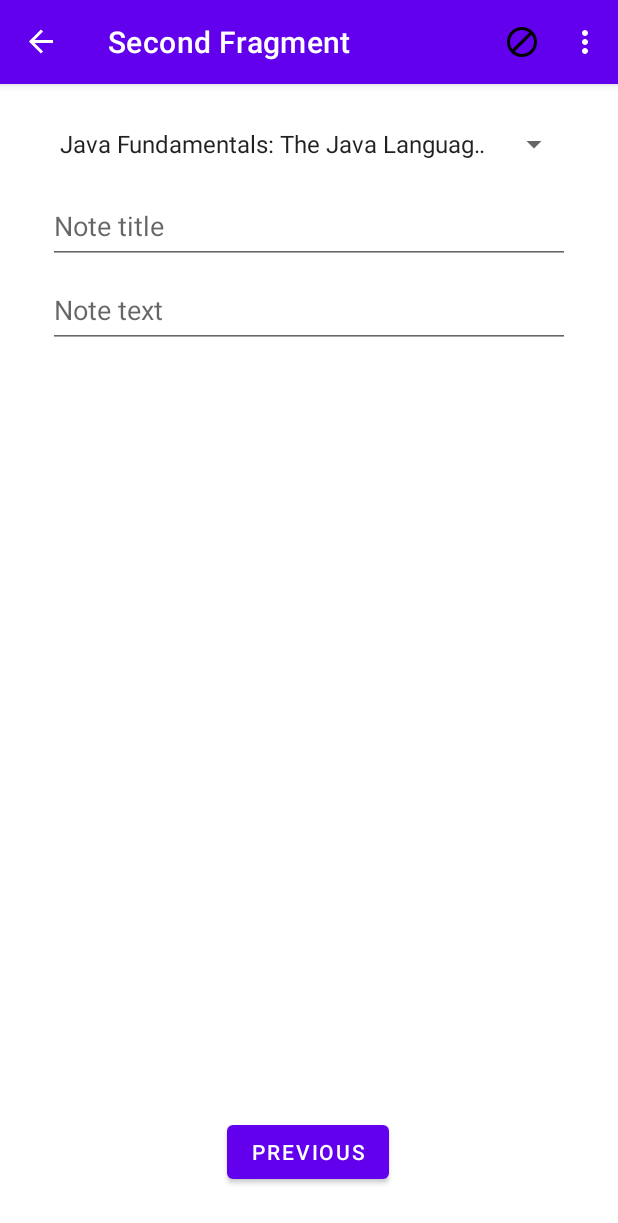
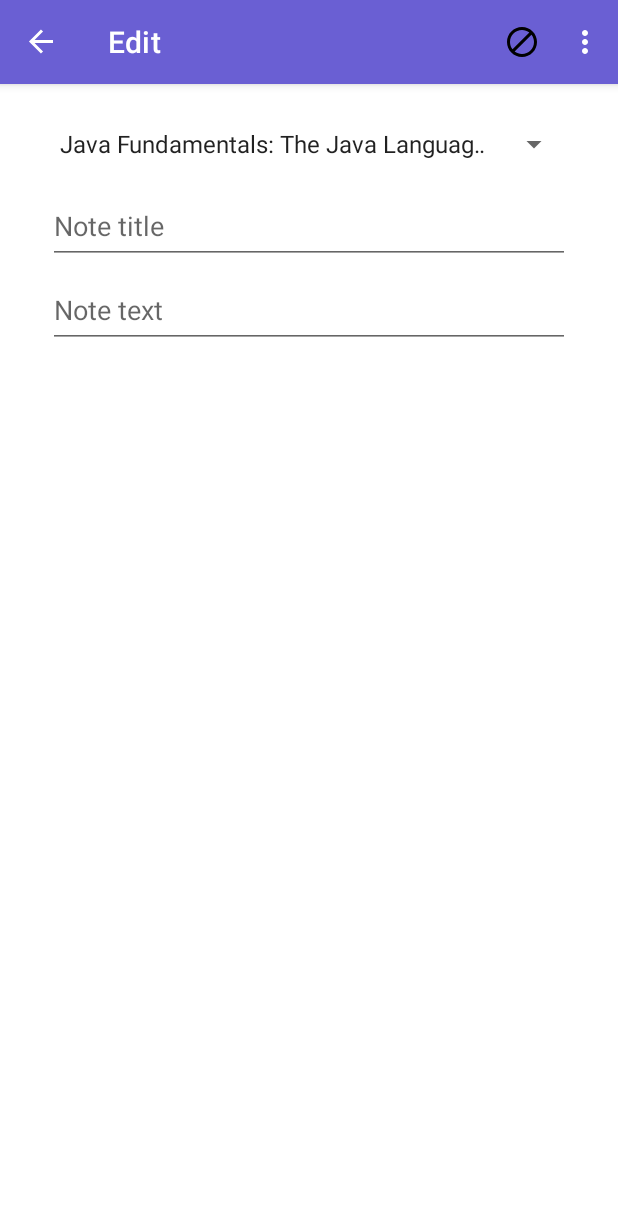
Before and after one commit to funcerebri/note-keeper-android, an Android app: the SecondFragment screen opened through its navigation route, on a phone screen of 412 x 824 dp. Shown: the top 1223 px of the screen. Run offline under Robolectric (Android 15) with nearby library versions, the phone set to English and light mode, and no system bars; our stand-ins replace navigation-ui; 1 statement that could not run was skipped.

```diff
--- a/app/src/main/java/com/example/notekeeper/FirstFragment.kt
+++ b/app/src/main/java/com/example/notekeeper/FirstFragment.kt
@@ -34,7 +34,6 @@ class FirstFragment : Fragment() {
         binding.fab.setOnClickListener {
             findNavController().navigate(R.id.action_FirstFragment_to_SecondFragment)
         }
-        val ctx = requireContext()
         binding.listItems.layoutManager = LinearLayoutManager(context)
         binding.listItems.adapter = NoteRecycleAdapter(requireContext(), DataManager.notes)
 
@@ -48,7 +47,7 @@ class FirstFragment : Fragment() {
 
     override fun onResume() {
         super.onResume()
-        //(binding.listNotes.adapter as ArrayAdapter<NoteInfo>).notifyDataSetChanged()
+        binding.listItems.adapter?.notifyDataSetChanged()
     }
 
     override fun onDestroyView() {
--- a/app/src/main/java/com/example/notekeeper/NoteRecycleAdapter.kt
+++ b/app/src/main/java/com/example/notekeeper/NoteRecycleAdapter.kt
@@ -1,10 +1,12 @@
 package com.example.notekeeper
 
 import android.content.Context
+import android.os.Bundle
 import android.view.LayoutInflater
 import android.view.View
 import android.view.ViewGroup
 import android.widget.TextView
+import androidx.navigation.Navigation.findNavController
 import androidx.recyclerview.widget.RecyclerView
 
 class NoteRecycleAdapter(private val context: Context, private val notes: List<NoteInfo>) :
@@ -12,9 +14,18 @@ class NoteRecycleAdapter(private val context: Context, private val notes: List<N
 
     private val layoutInflater = LayoutInflater.from(context)
 
-    class ViewHolder(itemView: View) : RecyclerView.ViewHolder(itemView){
+    inner class ViewHolder(itemView: View) : RecyclerView.ViewHolder(itemView){
         val textCourse = itemView?.findViewById<TextView?>(R.id.textCourse)
         val textTitle = itemView?.findViewById<TextView?>(R.id.textTitle)
+
+        var notePosition = 0
+        init {
+            itemView?.setOnClickListener{
+                val bundle = Bundle()
+                bundle.putInt(NOTE_POSITION, notePosition)
+                findNavController(itemView).navigate(R.id.action_FirstFragment_to_SecondFragment, bundle)
+            }
+        }
     }
 
     override fun onCreateViewHolder(parent: ViewGroup, viewType: Int): ViewHolder {
@@ -24,9 +35,9 @@ class NoteRecycleAdapter(private val context: Context, private val notes: List<N
 
     override fun onBindViewHolder(holder: ViewHolder, position: Int) {
         val note = notes[position]
-
         holder.textCourse?.text = note.course?.title
         holder.textTitle?.text = note.title
+        holder.notePosition = position
     }
 
     override fun getItemCount() = notes.size
--- a/app/src/main/java/com/example/notekeeper/SecondFragment.kt
+++ b/app/src/main/java/com/example/notekeeper/SecondFragment.kt
@@ -23,18 +23,6 @@ class SecondFragment : Fragment() {
     override fun onCreate(savedInstanceState: Bundle?) {
         super.onCreate(savedInstanceState)
         setHasOptionsMenu(true)
-
-        setFragmentResultListener("SELECT_ITEM") { requestKey, bundle ->
-            // We use a String here, but any type that can be put in a Bundle is supported
-            notePosition = savedInstanceState?.getInt(NOTE_POSITION, POSITION_NOT_SET) ?:
-                            bundle.getInt(NOTE_POSITION)
-
-            if(notePosition != POSITION_NOT_SET)
-                displayNote()
-        }
-
-        if(notePosition == POSITION_NOT_SET)
-            notePosition = DataManager.notes.lastIndex
     }
 
     override fun onCreateView(
@@ -50,6 +38,15 @@ class SecondFragment : Fragment() {
             DataManager.courses.values.toList())
         adapterCourses.setDropDownViewResource(android.R.layout.simple_spinner_dropdown_item)
         binding.spinnerCourse.adapter = adapterCourses
+
+        notePosition = savedInstanceState?.getInt(NOTE_POSITION, POSITION_NOT_SET) ?:
+                arguments?.getInt(NOTE_POSITION, POSITION_NOT_SET)!!
+
+        if(notePosition != POSITION_NOT_SET)
+            displayNote()
+
+        if(notePosition == POSITION_NOT_SET)
+            notePosition = DataManager.notes.lastIndex
 
         return binding.root
     }
@@ -115,14 +112,6 @@ class SecondFragment : Fragment() {
         note.course = binding.spinnerCourse.selectedItem as CourseInfo
     }
 
-    override fun onViewCreated(view: View, savedInstanceState: Bundle?) {
-        super.onViewCreated(view, savedInstanceState)
-
-        binding.buttonSecond.setOnClickListener {
-            findNavController().navigate(R.id.action_SecondFragment_to_FirstFragment)
-        }
-    }
-
     override fun onDestroyView() {
         super.onDestroyView()
         _binding = null
--- /dev/null
+++ b/app/src/main/res/drawable/ic_baseline_forward_24_white.xml
@@ -0,0 +1,5 @@
+<vector android:autoMirrored="true" android:height="24dp"
+    android:tint="#FFFFFF" android:viewportHeight="24"
+    android:viewportWidth="24" android:width="24dp" xmlns:android="http://schemas.android.com/apk/res/android">
+    <path android:fillColor="@android:color/white" android:pathData="M12,8V4l8,8 -8,8v-4H4V8z"/>
+</vector>
--- a/app/src/main/res/layout/activity_main.xml
+++ b/app/src/main/res/layout/activity_main.xml
@@ -15,7 +15,7 @@
             android:id="@+id/toolbar"
             android:layout_width="match_parent"
             android:layout_height="?attr/actionBarSize"
-            android:background="?attr/colorPrimary"
+            android:background="@color/top_color"
             app:popupTheme="@style/Theme.NoteKeeper.PopupOverlay" />
 
     </com.google.android.material.appbar.AppBarLayout>
--- a/app/src/main/res/layout/fragment_second.xml
+++ b/app/src/main/res/layout/fragment_second.xml
@@ -47,15 +47,4 @@
         app:layout_constraintStart_toStartOf="@+id/spinnerCourse"
         app:layout_constraintTop_toBottomOf="@+id/spinnerCourse" />
 
-    <Button
-        android:id="@+id/button_second"
-        android:layout_width="wrap_content"
-        android:layout_height="wrap_content"
-        android:layout_marginBottom="32dp"
-        android:text="@string/previous"
-        app:layout_constraintBottom_toBottomOf="parent"
-        app:layout_constraintEnd_toEndOf="parent"
-        app:layout_constraintHorizontal_bias="0.498"
-        app:layout_constraintStart_toStartOf="parent" />
-
 </androidx.constraintlayout.widget.ConstraintLayout>
--- a/app/src/main/res/layout/item_note_list.xml
+++ b/app/src/main/res/layout/item_note_list.xml
@@ -7,7 +7,7 @@
     <androidx.cardview.widget.CardView
         android:layout_width="match_parent"
         android:layout_height="wrap_content"
-        app:cardBackgroundColor="#D6C6E6"
+        app:cardBackgroundColor="#B2A4D1"
         app:cardCornerRadius="4dp"
         app:cardElevation="4dp"
         app:cardUseCompatPadding="true"
--- a/app/src/main/res/menu/menu_main.xml
+++ b/app/src/main/res/menu/menu_main.xml
@@ -4,7 +4,7 @@
     tools:context="com.example.notekeeper.MainActivity">
     <item
         android:id="@+id/action_next"
-        android:icon="@drawable/ic_baseline_forward_24"
+        android:icon="@drawable/ic_baseline_forward_24_white"
         android:orderInCategory="100"
         android:title="Next"
         app:showAsAction="ifRoom|withText" />
--- a/app/src/main/res/values/colors.xml
+++ b/app/src/main/res/values/colors.xml
@@ -7,4 +7,5 @@
     <color name="teal_700">#FF018786</color>
     <color name="black">#FF000000</color>
     <color name="white">#FFFFFFFF</color>
+    <color name="top_color">#6A5FD3</color>
 </resources>
--- a/app/src/main/res/values/strings.xml
+++ b/app/src/main/res/values/strings.xml
@@ -2,8 +2,8 @@
     <string name="app_name">NoteKeeper</string>
     <string name="action_settings">Settings</string>
     <!-- Strings used for fragments for navigation -->
-    <string name="first_fragment_label">First Fragment</string>
-    <string name="second_fragment_label">Second Fragment</string>
+    <string name="first_fragment_label">NoteKeeper</string>
+    <string name="second_fragment_label">Edit</string>
     <string name="next">Next</string>
     <string name="previous">Previous</string>
 
```
